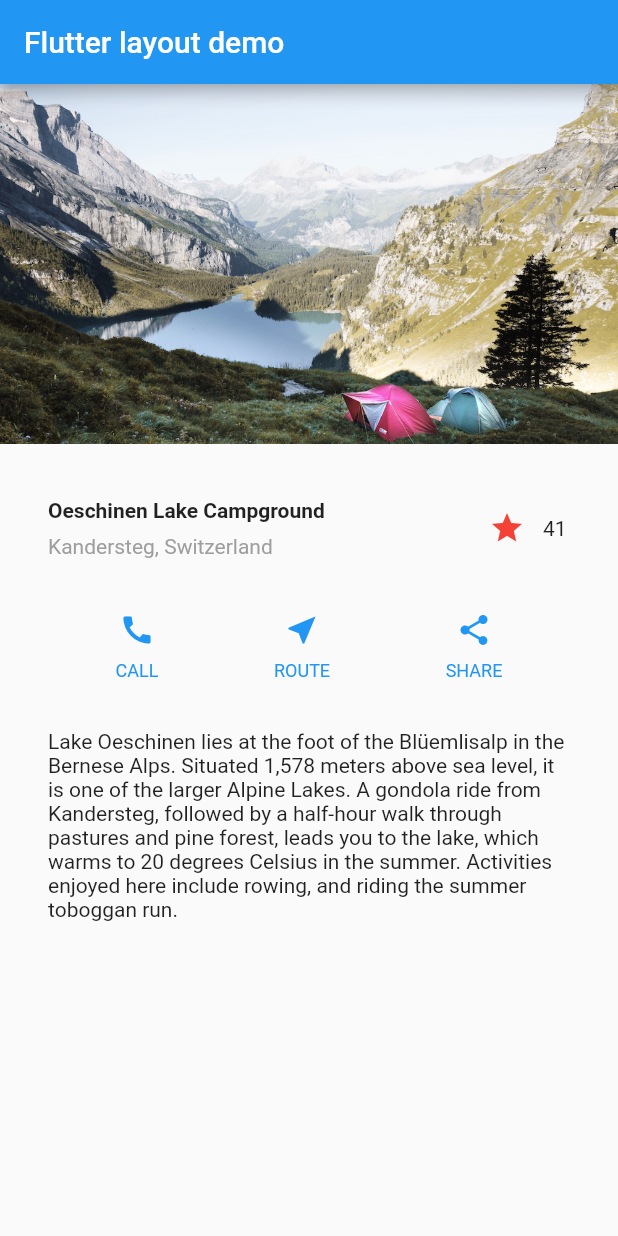
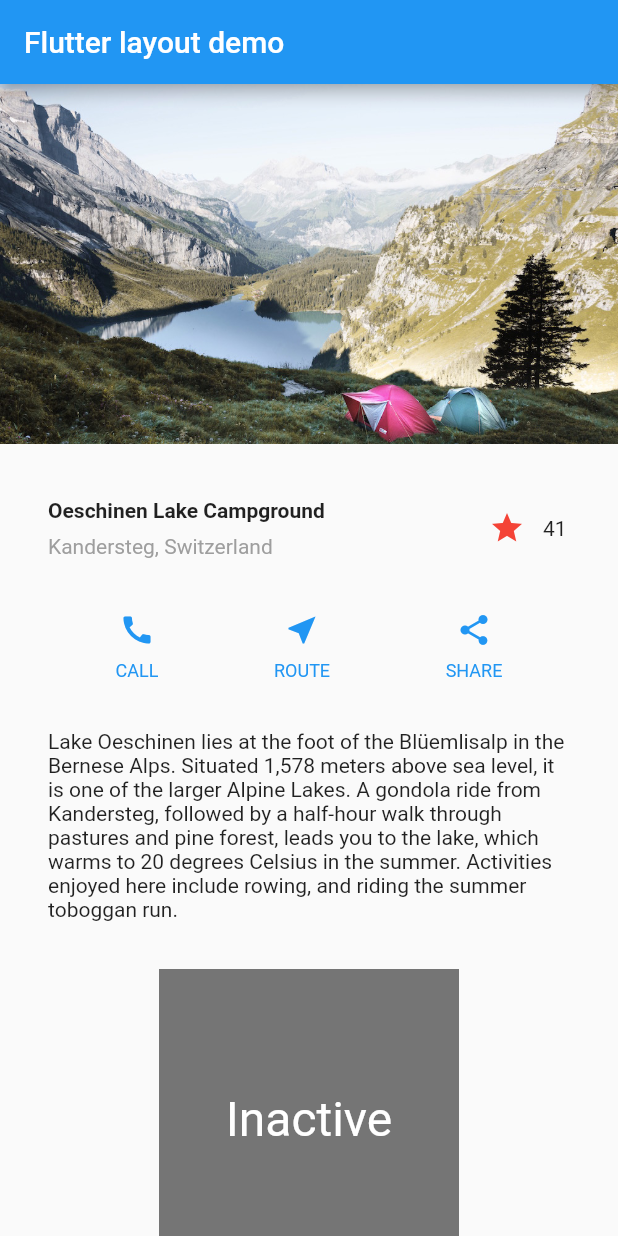
Before and after one commit to jyholic1209/Flutter_tutorial, a Flutter app: the screen it shows after launch, on a phone screen of 412 x 824 dp. Run offline on Flutter 3.47's test engine with Material 2 defaults, Android fonts, the phone set to English and light mode, and no system bars.

Commit message:
add Interactive button

```diff
--- a/lib/main.dart
+++ b/lib/main.dart
@@ -94,6 +94,7 @@ class MyApp extends StatelessWidget {
             titleSection,
             buttonSection,
             textSection,
+            TapboxA(),
           ],
         ),
       ),
@@ -170,3 +171,40 @@ class _FavoritWidgetState extends State<FavoritWidget> {
     );
   }
 }
+
+class TapboxA extends StatefulWidget {
+  const TapboxA({super.key});
+
+  @override
+  State<TapboxA> createState() => _TapboxAState();
+}
+
+class _TapboxAState extends State<TapboxA> {
+  bool _active = false;
+
+  void _handleTap() {
+    setState(() {
+      _active = !_active;
+    });
+  }
+
+  @override
+  Widget build(BuildContext context) {
+    return GestureDetector(
+      onTap: _handleTap,
+      child: Container(
+        width: 200.0,
+        height: 200.0,
+        decoration: BoxDecoration(
+          color: _active ? Colors.lightGreen[700] : Colors.grey[600],
+        ),
+        child: Center(
+          child: Text(
+            _active ? 'Active' : 'Inactive',
+            style: const TextStyle(fontSize: 32.0, color: Colors.white),
+          ),
+        ),
+      ),
+    );
+  }
+}
```
